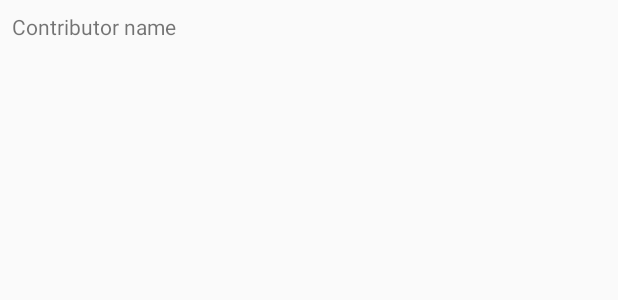
After one commit to eleventigers/learn-android, an Android app: the layout contributor_list_view.xml on its own in the app's theme, with its tools: preview values and no code run, on a phone screen of 412 x 824 dp. The commit adds this screen. Shown: the top 300 px of the screen. Run offline under Robolectric (Android 15) with nearby library versions, the phone set to English and light mode, and no system bars.

Commit message:
display contributors in a list

```diff
--- a/app/src/main/java/com/eleventigers/app/ApiManager.java
+++ b/app/src/main/java/com/eleventigers/app/ApiManager.java
@@ -20,6 +20,11 @@ public class ApiManager {
     public static class Contributor {
         String login;
         int contributions;
+
+        @Override
+        public String toString(){
+            return this.login;
+        }
     }
 
     interface GitHub {
--- /dev/null
+++ b/app/src/main/res/layout/contributor_list_view.xml
@@ -0,0 +1,20 @@
+<?xml version="1.0" encoding="utf-8"?>
+
+<RelativeLayout xmlns:android="http://schemas.android.com/apk/res/android"
+    android:id="@+id/contributor_list_view"
+    android:layout_width="match_parent"
+    android:layout_height="match_parent"
+    android:padding="8dip">
+
+    <TextView
+        android:id="@+id/login"
+        android:layout_width="fill_parent"
+        android:layout_height="wrap_content"
+        android:layout_alignParentTop="true"
+        android:layout_alignParentRight="true"
+        android:ellipsize="marquee"
+        android:singleLine="true"
+        android:text="Contributor name"/>
+
+
+</RelativeLayout>
--- a/app/src/main/res/values/strings.xml
+++ b/app/src/main/res/values/strings.xml
@@ -2,7 +2,7 @@
 <resources>
 
     <string name="app_name">learn-android</string>
-    <string name="hello_world">Hello world!</string>
+    <string name="hello_world">Contrib</string>
     <string name="action_settings">Settings</string>
 
 </resources>
```
Also changed, not shown: app/src/main/java/com/eleventigers/app/MainActivity.java (+44 -8 lines), app/src/main/res/layout/fragment_main.xml (+8 -2 lines).
